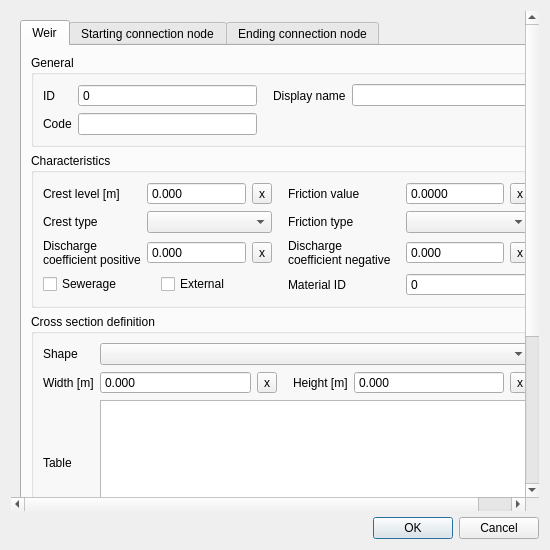
Qt form threedi_schematisation_editor/forms/ui/weir.ui (nens/threedi-schematisation-editor) before a commit.
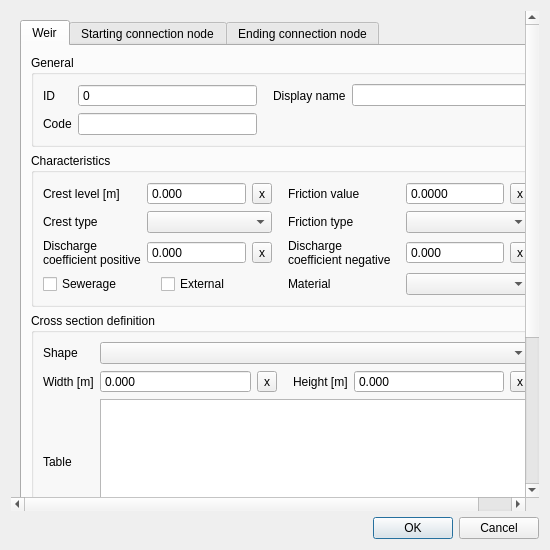
The same form after that commit.

Patch:
```diff
--- a/threedi_schematisation_editor/forms/ui/weir.ui
+++ b/threedi_schematisation_editor/forms/ui/weir.ui
@@ -705,7 +705,7 @@
                  <set>Qt::ImhNone</set>
                 </property>
                 <property name="text">
-                 <string>Material ID</string>
+                 <string>Material</string>
                 </property>
                 <property name="alignment">
                  <set>Qt::AlignLeading|Qt::AlignLeft|Qt::AlignVCenter</set>
@@ -824,19 +824,6 @@
                 </property>
                </widget>
               </item>
-              <item row="3" column="4" colspan="2">
-               <widget class="QSpinBox" name="material_id">
-                <property name="readOnly">
-                 <bool>true</bool>
-                </property>
-                <property name="buttonSymbols">
-                 <enum>QAbstractSpinBox::NoButtons</enum>
-                </property>
-                <property name="maximum">
-                 <number>99999999</number>
-                </property>
-               </widget>
-              </item>
               <item row="0" column="5">
                <widget class="QToolButton" name="friction_value_clear">
                 <property name="text">
@@ -844,6 +831,9 @@
                 </property>
                </widget>
               </item>
+              <item row="3" column="4" colspan="2">
+               <widget class="QComboBox" name="material_id"/>
+              </item>
              </layout>
             </widget>
            </item>
```
